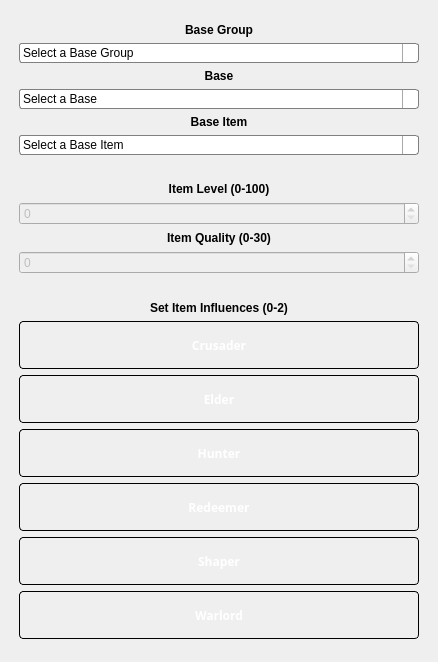
Qt form ExileCraft/ExileCraft/modules/gui/uis/columns/left_column.ui (jmduea/ExileCraft) before a commit.
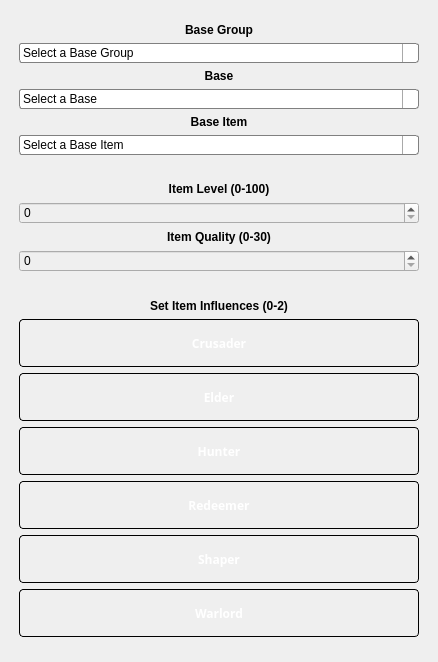
The same form after that commit. Icons and pictures are not drawn.

The edit to the form file:
```diff
--- a/ExileCraft/ExileCraft/modules/gui/uis/columns/left_column.ui
+++ b/ExileCraft/ExileCraft/modules/gui/uis/columns/left_column.ui
@@ -571,6 +571,12 @@
                                                 <property name="enabled">
                                                     <bool>false</bool>
                                                 </property>
+                                                <property name="styleSheet">
+                                                    <string notr="true">QSpinBox {
+                                                        color: black;
+                                                        }
+                                                    </string>
+                                                </property>
                                                 <property name="maximum">
                                                     <number>100</number>
                                                 </property>
@@ -599,6 +605,12 @@
                                                 <property name="enabled">
                                                     <bool>false</bool>
                                                 </property>
+                                                <property name="styleSheet">
+                                                    <string notr="true">QSpinBox {
+                                                        color: black;
+                                                        }
+                                                    </string>
+                                                </property>
                                                 <property name="maximum">
                                                     <number>30</number>
                                                 </property>
```
